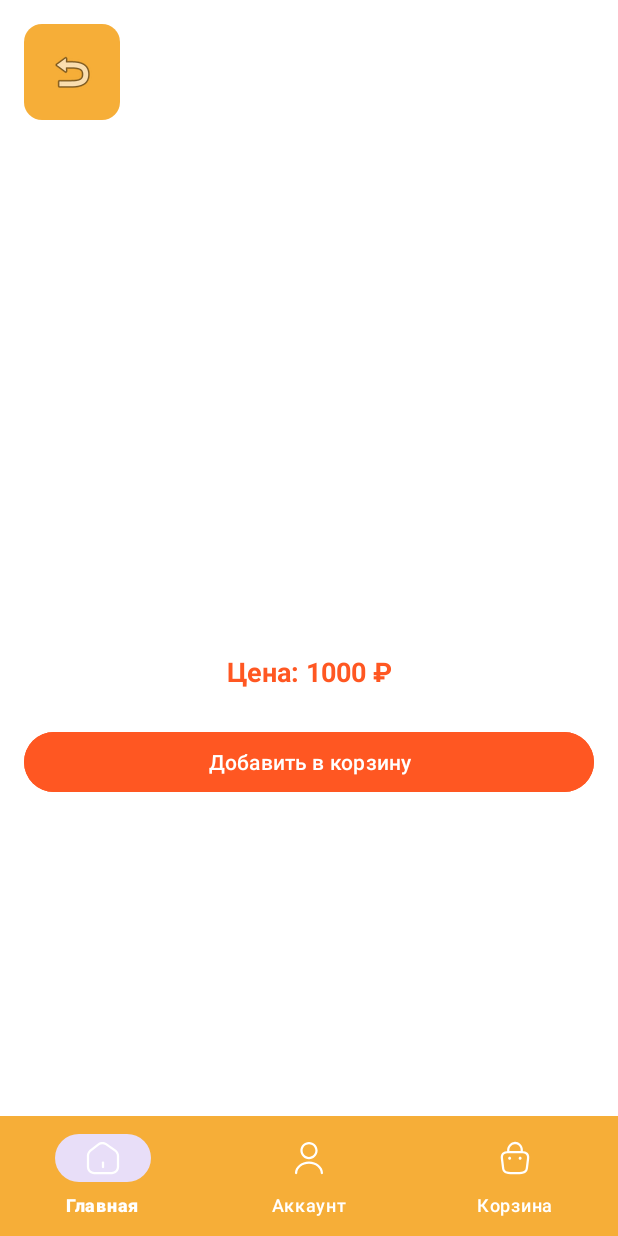
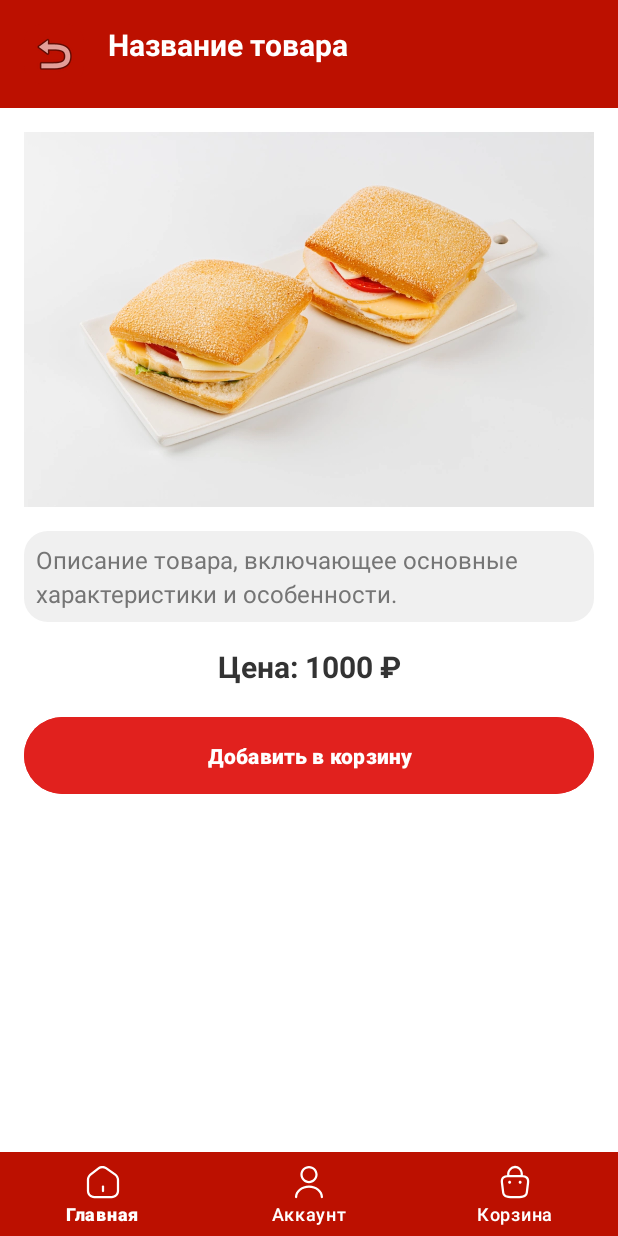
Before and after one commit to DevLearn-Hub/YummyRun, an Android app: the ProductDetailActivity screen opened directly, with no data from a screen before it, on a phone screen of 412 x 824 dp. Run offline under Robolectric (Android 15) with nearby library versions, the phone set to English and light mode, and no system bars.

Commit message:
Добавление корзины и исправление багов верстки

```diff
--- a/app/src/main/res/layout/activity_product_detail.xml
+++ b/app/src/main/res/layout/activity_product_detail.xml
@@ -1,94 +1,109 @@
-<?xml version="1.0" encoding="utf-8"?>
 <RelativeLayout xmlns:android="http://schemas.android.com/apk/res/android"
     xmlns:app="http://schemas.android.com/apk/res-auto"
     android:layout_width="match_parent"
     android:layout_height="match_parent"
     android:background="@color/background_color">
 
-    <!-- Основное содержимое в ScrollView -->
+    <RelativeLayout
+        android:id="@+id/headerSection"
+        android:layout_width="match_parent"
+        android:layout_height="wrap_content"
+        android:background="@color/main_color"
+        android:padding="16dp">
+
+        <ImageButton
+            android:id="@+id/backButton"
+            android:layout_width="40dp"
+            android:layout_height="40dp"
+            android:background="@drawable/rounded_background"
+            android:contentDescription="Назад"
+            android:src="@android:drawable/ic_menu_revert" />
+
+        <TextView
+            android:id="@+id/productName"
+            android:layout_width="wrap_content"
+            android:layout_height="wrap_content"
+            android:layout_marginStart="16dp"
+            android:layout_toEndOf="@id/backButton"
+            android:gravity="center_vertical"
+            android:text="Название товара"
+            android:textColor="@color/text_button"
+            android:textSize="20sp"
+            android:textStyle="bold" />
+    </RelativeLayout>
+
     <ScrollView
         android:id="@+id/scrollView"
         android:layout_width="match_parent"
         android:layout_height="match_parent"
         android:layout_above="@id/bottomNavigation"
-        android:paddingBottom="16dp">
+        android:layout_below="@id/headerSection"
+        android:padding="16dp">
 
         <LinearLayout
             android:layout_width="match_parent"
             android:layout_height="wrap_content"
-            android:orientation="vertical"
-            android:padding="16dp">
-
-            <ImageButton
-                android:id="@+id/backButton"
-                android:layout_width="wrap_content"
-                android:layout_height="wrap_content"
-                android:background="@drawable/rounded_background"
-                android:contentDescription="Back"
-                android:padding="16dp"
-                android:src="@android:drawable/ic_menu_revert" />
+            android:orientation="vertical">
 
             <ImageView
                 android:id="@+id/productImage"
                 android:layout_width="match_parent"
                 android:layout_height="250dp"
-                android:layout_marginTop="16dp"
                 android:adjustViewBounds="true"
+                android:background="@drawable/chibata"
                 android:scaleType="centerCrop" />
-
-            <TextView
-                android:id="@+id/productName"
-                android:layout_width="match_parent"
-                android:layout_height="wrap_content"
-                android:layout_marginTop="16dp"
-                android:gravity="center_horizontal"
-                android:textColor="@color/text_primary"
-                android:textSize="20sp"
-                android:textStyle="bold" />
 
             <TextView
                 android:id="@+id/productDescription"
                 android:layout_width="match_parent"
                 android:layout_height="wrap_content"
-                android:layout_marginTop="8dp"
-                android:gravity="center_horizontal"
+                android:layout_marginTop="16dp"
+                android:background="@drawable/rounded_edittext"
                 android:lineSpacingExtra="4dp"
+                android:padding="8dp"
+                android:text="Описание товара, включающее основные характеристики и особенности."
                 android:textColor="@color/text_secondary"
                 android:textSize="16sp" />
+
+            <LinearLayout
+                android:layout_width="match_parent"
+                android:layout_height="wrap_content"
+                android:layout_marginTop="16dp"
+                android:orientation="vertical">
 
                 <TextView
                     android:id="@+id/productPrice"
                     android:layout_width="match_parent"
                     android:layout_height="wrap_content"
-                android:layout_marginTop="16dp"
-                android:gravity="center_horizontal"
+                    android:gravity="center"
                     android:text="Цена: 1000 ₽"
-                android:textColor="@color/accent_color"
-                android:textSize="18sp"
+                    android:textColor="@color/text_primary"
+                    android:textSize="20sp"
                     android:textStyle="bold" />
 
                 <Button
                     android:id="@+id/addToCartButton"
                     android:layout_width="match_parent"
                     android:layout_height="wrap_content"
-                android:layout_marginTop="24dp"
-                android:backgroundTint="@color/accent_color"
-                android:gravity="center"
+                    android:layout_marginTop="16dp"
+                    android:backgroundTint="@color/error_color"
+                    android:padding="16dp"
                     android:text="Добавить в корзину"
-                android:textColor="#ffffff" />
-
+                    android:textColor="#ffffff"
+                    android:textStyle="bold" />
+            </LinearLayout>
         </LinearLayout>
     </ScrollView>
 
-    <!-- Панель навигации внизу -->
     <com.google.android.material.bottomnavigation.BottomNavigationView
         android:id="@+id/bottomNavigation"
+        style="@style/BottomNavNoFocus"
         android:layout_width="match_parent"
         android:layout_height="wrap_content"
         android:layout_alignParentBottom="true"
         android:background="@color/main_color"
-        app:itemBackground="@color/main_color"
         app:itemIconTint="#fff"
+        app:itemRippleColor="@android:color/transparent"
         app:itemTextColor="#fff"
         app:menu="@menu/bottom_navigation_menu" />
 </RelativeLayout>
--- a/app/src/main/res/layout/activity_splash.xml
+++ b/app/src/main/res/layout/activity_splash.xml
@@ -9,8 +9,8 @@
     <ImageView
 
         android:id="@+id/logo"
-        android:layout_width="384dp"
-        android:layout_height="330dp"
+        android:layout_width="288dp"
+        android:layout_height="227dp"
         android:layout_centerInParent="true"
         android:layout_marginTop="16dp"
         android:layout_marginBottom="32dp"
--- a/app/src/main/res/layout/dialog_add_to_cart.xml
+++ b/app/src/main/res/layout/dialog_add_to_cart.xml
@@ -33,6 +33,9 @@
         android:layout_width="match_parent"
         android:layout_height="wrap_content"
         android:layout_marginTop="16dp"
-        android:text="Добавить в корзину" />
+        android:backgroundTint="@color/error_color"
+
+        android:text="Добавить в корзину"
+        android:textColor="#ffffff"/>
 
 </LinearLayout>
--- a/app/src/main/res/values-night/themes.xml
+++ b/app/src/main/res/values-night/themes.xml
@@ -3,4 +3,8 @@
     <style name="Base.Theme.YummyRun" parent="Theme.Material3.DayNight.NoActionBar">
         <item name="android:windowBackground">@android:color/white</item>
     </style>
+    <style name="BottomNavNoFocus" parent="Widget.Design.BottomNavigationView">
+        <item name="android:focusable">false</item>
+        <item name="android:focusableInTouchMode">false</item>
+    </style>
 </resources>
--- a/app/src/main/res/values/colors.xml
+++ b/app/src/main/res/values/colors.xml
@@ -1,28 +1,31 @@
 <resources>
     <!-- Основные цвета -->
-    <color name="main_color">#F6AE38</color> <!-- Яркий желтый -->
-    <color name="accent_color">#FF5722</color> <!-- Приглушенный оранжевый -->
+    <color name="main_color">#BC1000</color> <!-- Тёмно-синий для акцентов -->
+    <color name="accent_color">#FED035</color> <!-- Спокойный жёлтый для выделения -->
+    <color name="highlight_color">#E1211E</color> <!-- Красный для акцентных элементов -->
+
 
     <!-- Фоновые цвета -->
-    <color name="background_color">#FFFFFF</color> <!-- Белый для основного фона -->
     <color name="secondary_background_color">#FFF8E1</color> <!-- Светло-желтый для второстепенных фонов -->
     <color name="background_color_splash">#FED035</color> <!-- Белый для основного фона -->
+    <color name="background_color">#FFFFFF</color> <!-- Светло-серый фон -->
+    <color name="card_background">#FFFFFF</color> <!-- Белый для карточек и контейнеров -->
+    <color name="divider_color">#E0E0E0</color> <!-- Серый для разделителей -->
 
     <!-- Текстовые цвета -->
-    <color name="text_primary">#212121</color> <!-- Темный цвет для основного текста -->
-    <color name="text_secondary">#757575</color> <!-- Серый для второстепенного текста -->
-    <color name="text_button">#FFFFFF</color> <!-- Белый для текста кнопок -->
+    <color name="text_primary">#333333</color> <!-- Тёмно-серый для основного текста -->
+    <color name="text_secondary">#757575</color> <!-- Светло-серый для описательного текста -->
+    <color name="text_button">#FFFFFF</color> <!-- Белый текст на кнопках -->
+
 
     <!-- Цвета для текста под кнопкой -->
     <color name="text_link">#FF7043</color> <!-- Более мягкий оранжевый -->
 
     <!-- Цвета состояния -->
-    <color name="error_color">#D32F2F</color> <!-- Красный для ошибок -->
-    <color name="success_color">#4CAF50</color> <!-- Зеленый для успешных действий -->
+    <color name="error_color">#E1211E</color> <!-- Красный для ошибок -->
+    <color name="success_color">#4CAF50</color> <!-- Зелёный для успеха -->
 
     <!-- Прочие цвета -->
-    <color name="divider_color">#BDBDBD</color> <!-- Серый для разделителей -->
-    <color name="highlight_color">#FFC107</color> <!-- Ярко-желтый для выделений -->
     <color name="black">#1D3149</color> <!-- Ярко-желтый для выделений -->
 
 </resources>
--- a/app/src/main/res/values/themes.xml
+++ b/app/src/main/res/values/themes.xml
@@ -5,4 +5,9 @@
     </style>
 
     <style name="Theme.YummyRun" parent="Base.Theme.YummyRun" />
+
+    <style name="BottomNavNoFocus" parent="Widget.Design.BottomNavigationView">
+        <item name="android:focusable">false</item>
+        <item name="android:focusableInTouchMode">false</item>
+    </style>
 </resources>
```
Also changed, not shown: app/src/main/java/com/shop/yummyrun/adapter/CartAdapter.java (+23 -3 lines), app/src/main/java/com/shop/yummyrun/ui/cart/CartActivity.java (+10 -1 lines), app/src/main/res/drawable/item_background.xml (added, +7 -0 lines), app/src/main/res/layout/activity_account.xml (+8 -6 lines), app/src/main/res/layout/activity_cart.xml (+16 -9 lines), app/src/main/res/layout/activity_home.xml (+5 -3 lines), app/src/main/res/layout/item_cart.xml (+39 -4 lines). Lines whose indentation alone changed are shown as unchanged.
